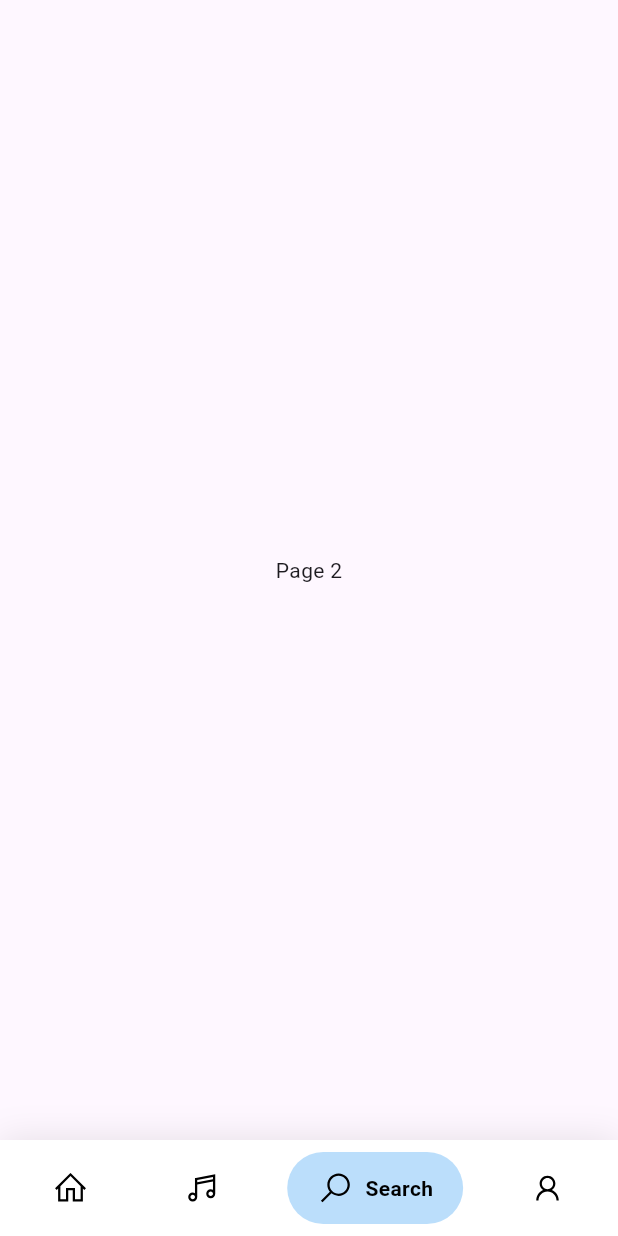
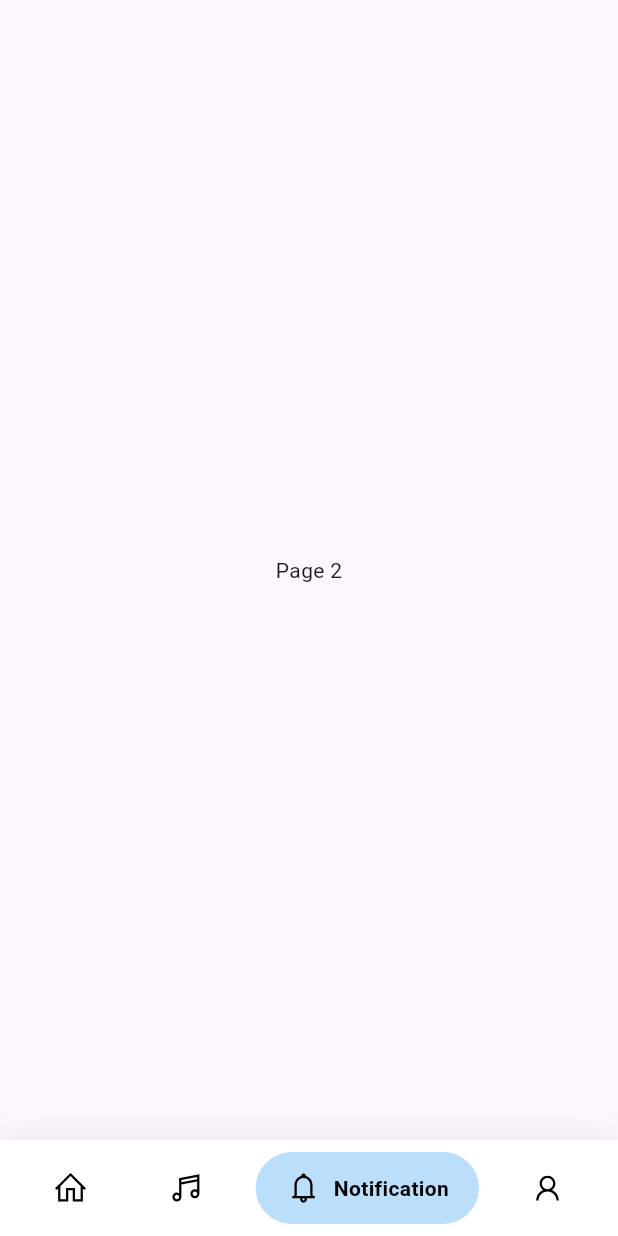
Before and after one commit to DhanukaRathnayaka/Final_Year_Project, a Flutter app: the screen it shows after launch, item 3 of the bottom bar chosen, on a phone screen of 412 x 824 dp. Run offline on Flutter 3.47's test engine with Material 3 defaults, Android fonts, the phone set to English and light mode, and no system bars; drawn by our look-alikes of google_nav_bar; our stand-ins replace line_icons.

Commit message:
notification add

```diff
--- a/lib/screens/navbar.dart
+++ b/lib/screens/navbar.dart
@@ -48,8 +48,8 @@
                 text: 'Songs',
               ),
               GButton(
-                icon: LineIcons.search,
-                text: 'Search',
+                icon: LineIcons.bell,
+                text: 'Notification',
               ),
               GButton(
                 icon: LineIcons.user,
```
